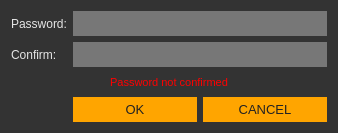
The window that src/gui/ui/newpassworddialog.ui (ConcealNetwork/conceal-desktop) describes before a commit, drawn with Qt 5.
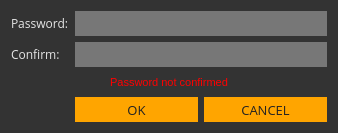
The same window after the commit.

The edit to the form file:
```diff
--- a/src/gui/ui/newpassworddialog.ui
+++ b/src/gui/ui/newpassworddialog.ui
@@ -37,7 +37,7 @@
      </property>
      <property name="font">
       <font>
-       <family>Arial</family>
+       <family>Open Sans</family>
        <pointsize>10</pointsize>
       </font>
      </property>
@@ -62,7 +62,7 @@
      </property>
      <property name="font">
       <font>
-       <family>Arial</family>
+       <family>Open Sans</family>
        <pointsize>10</pointsize>
       </font>
      </property>
@@ -90,7 +90,7 @@
      </property>
      <property name="font">
       <font>
-       <family>Arial</family>
+       <family>Open Sans</family>
        <pointsize>9</pointsize>
       </font>
      </property>
@@ -115,7 +115,7 @@
      </property>
      <property name="font">
       <font>
-       <family>Arial</family>
+       <family>Open Sans</family>
        <pointsize>9</pointsize>
       </font>
      </property>
@@ -137,7 +137,7 @@
      </property>
      <property name="font">
       <font>
-       <family>Arial</family>
+       <family>Open Sans</family>
        <pointsize>9</pointsize>
       </font>
      </property>
@@ -165,7 +165,7 @@
      </property>
      <property name="font">
       <font>
-       <family>Arial</family>
+       <family>Open Sans</family>
        <pointsize>9</pointsize>
       </font>
      </property>
```
